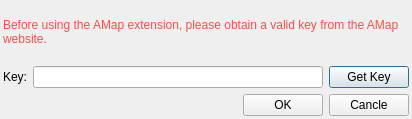
First picture: the form in ui/OptionsDlg.ui, repository robert6757/qgis-amap-extension, before the edit.
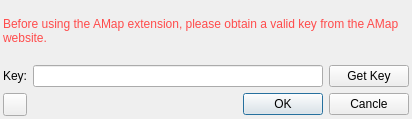
Second picture: the form after the edit. Icons and pictures are not drawn.

Patch:
```diff
--- a/ui/OptionsDlg.ui
+++ b/ui/OptionsDlg.ui
@@ -26,7 +26,51 @@
    <property name="bottomMargin">
     <number>3</number>
    </property>
-   <item row="0" column="0" colspan="3">
+   <item row="1" column="1">
+    <spacer name="horizontalSpacer">
+     <property name="orientation">
+      <enum>Qt::Horizontal</enum>
+     </property>
+     <property name="sizeHint" stdset="0">
+      <size>
+       <width>241</width>
+       <height>20</height>
+      </size>
+     </property>
+    </spacer>
+   </item>
+   <item row="1" column="2">
+    <widget class="QPushButton" name="btnOK">
+     <property name="text">
+      <string>OK</string>
+     </property>
+    </widget>
+   </item>
+   <item row="1" column="3">
+    <widget class="QPushButton" name="btnCancle">
+     <property name="text">
+      <string>Cancle</string>
+     </property>
+    </widget>
+   </item>
+   <item row="1" column="0">
+    <widget class="QToolButton" name="btnHelp">
+     <property name="toolTip">
+      <string>Get Help</string>
+     </property>
+     <property name="whatsThis">
+      <string/>
+     </property>
+     <property name="text">
+      <string/>
+     </property>
+     <property name="icon">
+      <iconset resource="../resources.qrc">
+       <normaloff>:/plugins/amap_extension/image/help.svg</normaloff>:/plugins/amap_extension/image/help.svg</iconset>
+     </property>
+    </widget>
+   </item>
+   <item row="0" column="0" colspan="4">
     <layout class="QGridLayout" name="gridLayout">
      <item row="0" column="0" colspan="3">
       <widget class="QLabel" name="label">
@@ -60,33 +104,6 @@
      </item>
     </layout>
    </item>
-   <item row="1" column="0">
-    <spacer name="horizontalSpacer">
-     <property name="orientation">
-      <enum>Qt::Horizontal</enum>
-     </property>
-     <property name="sizeHint" stdset="0">
-      <size>
-       <width>241</width>
-       <height>20</height>
-      </size>
-     </property>
-    </spacer>
-   </item>
-   <item row="1" column="1">
-    <widget class="QPushButton" name="btnOK">
-     <property name="text">
-      <string>OK</string>
-     </property>
-    </widget>
-   </item>
-   <item row="1" column="2">
-    <widget class="QPushButton" name="btnCancle">
-     <property name="text">
-      <string>Cancle</string>
-     </property>
-    </widget>
-   </item>
   </layout>
  </widget>
  <resources/>
```
Left out of the diff: 4 changed lines with no effect on the pictures.
